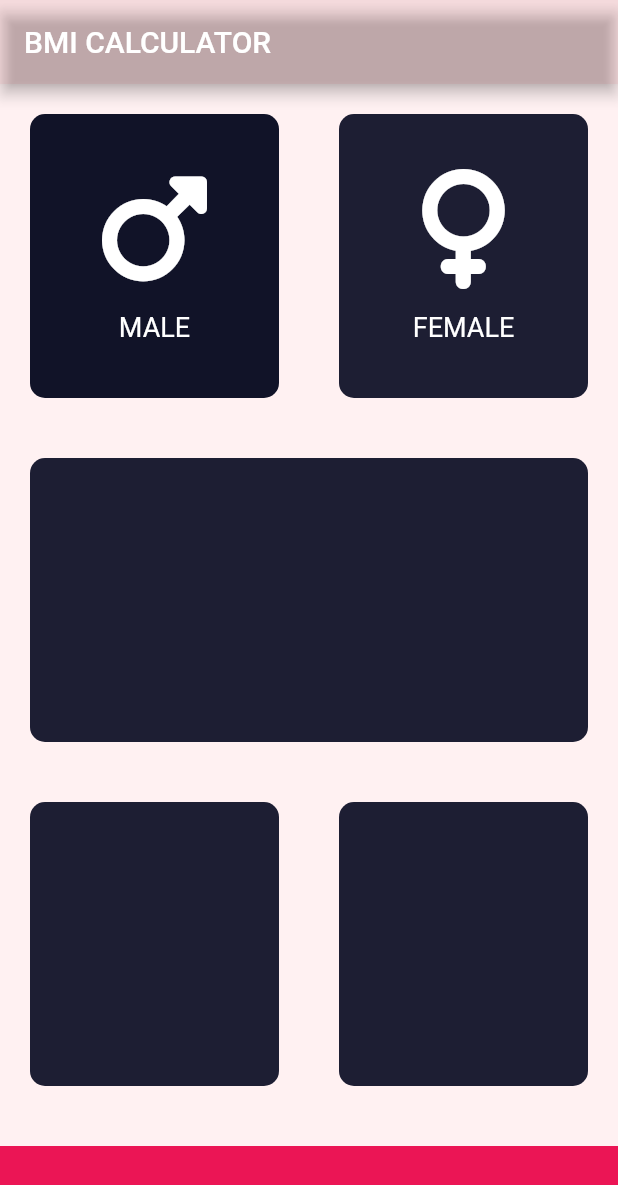
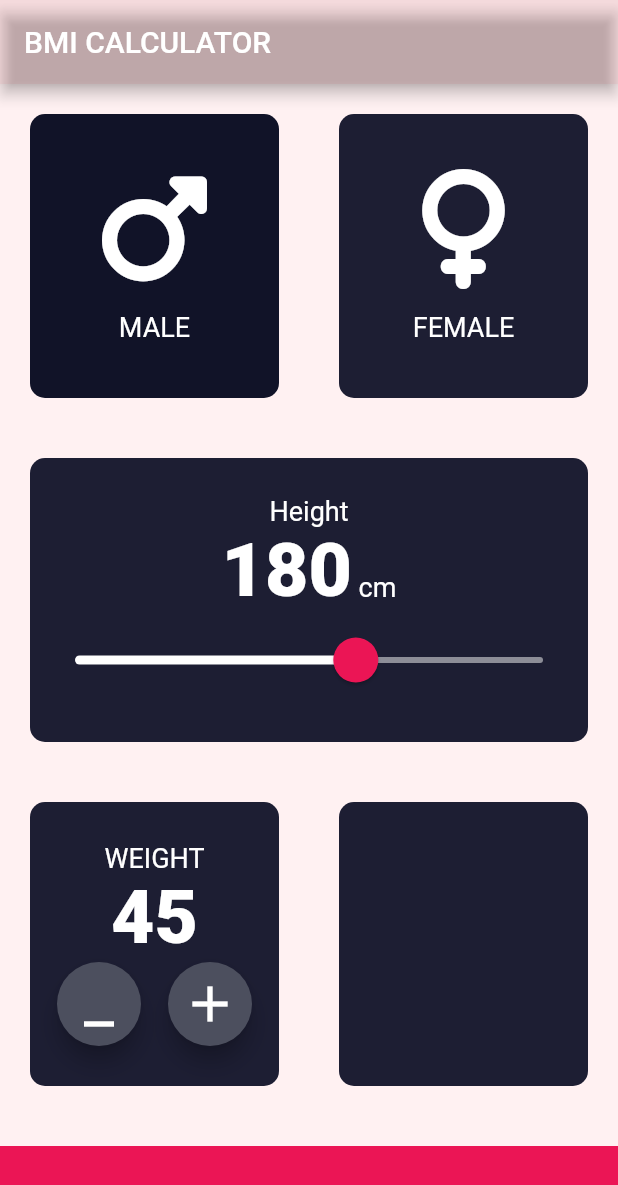
Before and after one commit to itssss-sweta/BMI-Calculator, a Flutter app: the screen it shows after launch, after a tap on "FEMALE", on a phone screen of 412 x 824 dp. Shown: the top 1185 px of the screen. Run offline on Flutter 3.47's test engine with Material 2 defaults, Android fonts, the phone set to English and light mode, and no system bars; our stand-ins replace font_awesome_flutter.

Commit message:
slider complete

```diff
--- /dev/null
+++ b/lib/constants.dart
@@ -0,0 +1,15 @@
+import 'package:flutter/material.dart';
+
+const kLabelTextStyle = TextStyle(
+  fontSize: 18,
+  color: Colors.white,
+);
+
+const kBoldTextStyle = TextStyle(
+  fontSize: 50,
+  fontWeight: FontWeight.w800,
+);
+const kBottomContainerHeight = 60.0;
+const kColorContainer = Color(0xFF1D1E33);
+const kInactiveContainerColor = Color(0xff111328);
+const kBottomContainerColor = Color(0xFFEB1555);
--- a/lib/container.dart
+++ b/lib/container.dart
@@ -1,13 +1,16 @@
 import 'package:flutter/material.dart';
 
 class ReusableCard extends StatelessWidget {
-  const ReusableCard({Key? key, required this.colour, this.cardChild})
+  const ReusableCard(
+      {Key? key, required this.colour, this.cardChild, this.onPress})
       : super(key: key);
   final Color colour;
   final Widget? cardChild;
+  final void Function()? onPress;
   @override
   Widget build(BuildContext context) {
-    return Expanded(
+    return GestureDetector(
+      onTap: onPress,
       child: Container(
         margin: const EdgeInsets.all(20),
         decoration: BoxDecoration(
--- a/lib/icon.dart
+++ b/lib/icon.dart
@@ -1,4 +1,5 @@
 import 'package:flutter/material.dart';
+import 'constants.dart';
 
 class IconRow extends StatelessWidget {
   final IconData icon1;
@@ -21,10 +22,7 @@ class IconRow extends StatelessWidget {
         ),
         Text(
           label,
-          style: const TextStyle(
-            fontSize: 18,
-            color: Colors.white,
-          ),
+          style: kLabelTextStyle,
         ),
       ],
     );
--- a/lib/input.dart
+++ b/lib/input.dart
@@ -2,11 +2,7 @@ import 'package:flutter/material.dart';
 import 'container.dart';
 import 'package:font_awesome_flutter/font_awesome_flutter.dart';
 import 'icon.dart';
-
-const bottomContainerHeight = 60.0;
-const colorContainer = Color(0xFF1D1E33);
-const inactiveContainerColor = Color(0xff111328);
-const bottomContainerColor = Color(0xFFEB1555);
+import 'constants.dart';
 
 class InputPage extends StatefulWidget {
   const InputPage({Key? key}) : super(key: key);
@@ -16,27 +12,36 @@ class InputPage extends StatefulWidget {
   _InputPageState createState() => _InputPageState();
 }
 
+enum Gender { male, female }
+
 class _InputPageState extends State<InputPage> {
-  Color maleCardColor = inactiveContainerColor;
-  Color femaleCardColor = inactiveContainerColor;
+  Gender? selectedGender;
+  int height = 180;
+  int weight = 45;
+  int age = 21;
 
-  void updateColor(int gender) {
-    if (gender == 1) {
-      if (maleCardColor == inactiveContainerColor) {
-        maleCardColor = colorContainer;
-        femaleCardColor = inactiveContainerColor;
-      } else {
-        maleCardColor = inactiveContainerColor;
-      }
-    } else if (gender == 2) {
-      if (femaleCardColor == inactiveContainerColor) {
-        femaleCardColor = colorContainer;
-        maleCardColor = inactiveContainerColor;
-      } else {
-        femaleCardColor = inactiveContainerColor;
-      }
-    }
-  }
+  //Alternative code for color selection
+
+  // Color maleCardColor = inactiveContainerColor;
+  // Color femaleCardColor = inactiveContainerColor;
+
+  // void updateColor(Gender selectedGender) {
+  //   if (selectedGender == Gender.male) {
+  //     if (maleCardColor == inactiveContainerColor) {
+  //       maleCardColor = colorContainer;
+  //       femaleCardColor = inactiveContainerColor;
+  //     } else {
+  //       maleCardColor = inactiveContainerColor;
+  //     }
+  //   } else if (selectedGender == Gender.female) {
+  //     if (femaleCardColor == inactiveContainerColor) {
+  //       femaleCardColor = colorContainer;
+  //       maleCardColor = inactiveContainerColor;
+  //     } else {
+  //       femaleCardColor = inactiveContainerColor;
+  //     }
+  //   }
+  // }
 
   @override
   Widget build(BuildContext context) {
@@ -45,59 +50,147 @@ class _InputPageState extends State<InputPage> {
         title: const Text('BMI CALCULATOR'),
       ),
       body: Column(
+        crossAxisAlignment: CrossAxisAlignment.stretch,
         children: [
           Expanded(
             child: Row(
               children: [
                 Expanded(
-                  child: GestureDetector(
-                    onTap: () {
+                  child: ReusableCard(
+                    onPress: () {
                       setState(() {
-                        updateColor(1);
+                        selectedGender = Gender.male;
                       });
                     },
-                    child: ReusableCard(
-                      colour: maleCardColor,
+                    colour: selectedGender == Gender.male
+                        ? kColorContainer
+                        : kInactiveContainerColor,
                     cardChild: const IconRow(
                         icon1: FontAwesomeIcons.mars, label: 'MALE'),
                   ),
                 ),
-                ),
                 Expanded(
-                  child: GestureDetector(
-                    onTap: () {
-                      setState(
-                        () {
-                          updateColor(2);
+                  child: ReusableCard(
+                    onPress: () {
+                      setState(() {
+                        selectedGender = Gender.female;
+                      });
                     },
-                      );
-                    },
-                    child: ReusableCard(
-                      colour: femaleCardColor,
+                    colour: selectedGender == Gender.female
+                        ? kColorContainer
+                        : kInactiveContainerColor,
                     cardChild: const IconRow(
                       icon1: FontAwesomeIcons.venus,
                       label: 'FEMALE',
                     ),
                   ),
                 ),
+              ],
+            ),
+          ),
+          Expanded(
+            child: ReusableCard(
+              colour: kColorContainer,
+              cardChild: Column(
+                mainAxisAlignment: MainAxisAlignment.center,
+                children: [
+                  const Text(
+                    'Height',
+                    style: kLabelTextStyle,
+                  ),
+                  Row(
+                    mainAxisAlignment: MainAxisAlignment.center,
+                    crossAxisAlignment: CrossAxisAlignment.baseline,
+                    textBaseline: TextBaseline.alphabetic,
+                    children: [
+                      Text(
+                        height.toString(),
+                        style: kBoldTextStyle,
+                      ),
+                      const Text(
+                        ' cm',
+                        style: kLabelTextStyle,
+                      ),
+                    ],
+                  ),
+                  SliderTheme(
+                    data: SliderTheme.of(context).copyWith(
+                      thumbShape: const RoundSliderThumbShape(
+                        enabledThumbRadius: 15,
+                      ),
+                      overlayShape: const RoundSliderOverlayShape(
+                        overlayRadius: 30,
+                      ),
+                      overlayColor: Color(0xeee15555),
+                    ),
+                    child: Slider(
+                      value: height.toDouble(),
+                      min: 120.0,
+                      max: 220.0,
+                      onChanged: (double newValue) {
+                        setState(() {
+                          height = newValue.toInt();
+                        });
+                      },
+                      activeColor: Colors.white,
+                      inactiveColor: const Color(0xff8d8e98),
+                      thumbColor: const Color(0xffeb1555),
+                    ),
                   ),
                 ],
               ),
             ),
-          const ReusableCard(
-            colour: colorContainer,
           ),
-          const Expanded(
+          Expanded(
             child: Row(
               children: [
                 Expanded(
                   child: ReusableCard(
-                    colour: colorContainer,
+                    colour: kColorContainer,
+                    cardChild: Column(
+                      mainAxisAlignment: MainAxisAlignment.center,
+                      children: [
+                        Text(
+                          'WEIGHT',
+                          style: kLabelTextStyle,
+                        ),
+                        Text(
+                          weight.toString(),
+                          style: kBoldTextStyle,
+                        ),
+                        Row(
+                          mainAxisAlignment: MainAxisAlignment.spaceEvenly,
+                          children: [
+                            FloatingActionButton(
+                              onPressed: () {},
+                              backgroundColor: Color(0xff4c4f5e),
+                              child: Icon(
+                                Icons.minimize,
+                                size: 40,
+                                color: Colors.white,
+                              ),
+                            ),
+                            // SizedBox(
+                            //   width: 20,
+                            // ),
+                            FloatingActionButton(
+                              onPressed: () {},
+                              backgroundColor: Color(0xff4c4f5e),
+                              child: Icon(
+                                Icons.add,
+                                size: 40,
+                                color: Colors.white,
+                              ),
+                            ),
+                          ],
+                        ),
+                      ],
+                    ),
                   ),
                 ),
                 Expanded(
                   child: ReusableCard(
-                    colour: colorContainer,
+                    colour: kColorContainer,
                   ),
                 ),
               ],
@@ -105,8 +198,8 @@ class _InputPageState extends State<InputPage> {
           ),
           Container(
             width: double.infinity,
-            color: bottomContainerColor,
-            height: bottomContainerHeight,
+            color: kBottomContainerColor,
+            height: kBottomContainerHeight,
             margin: const EdgeInsets.only(top: 20),
           ),
         ],
```
Lines whose indentation alone changed are shown as unchanged.
